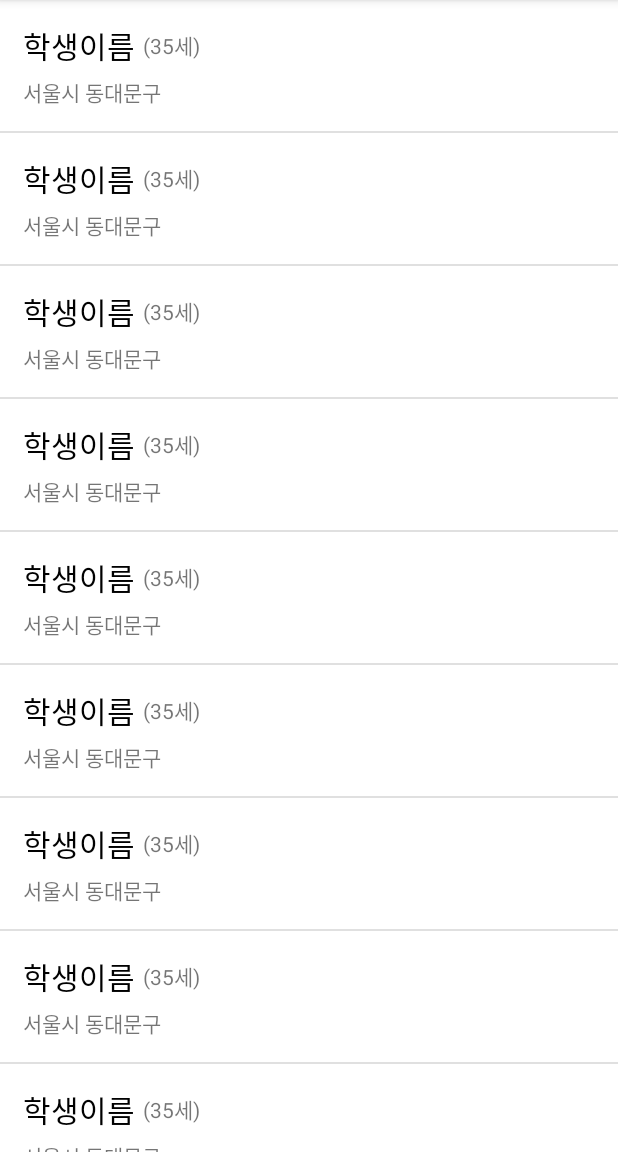
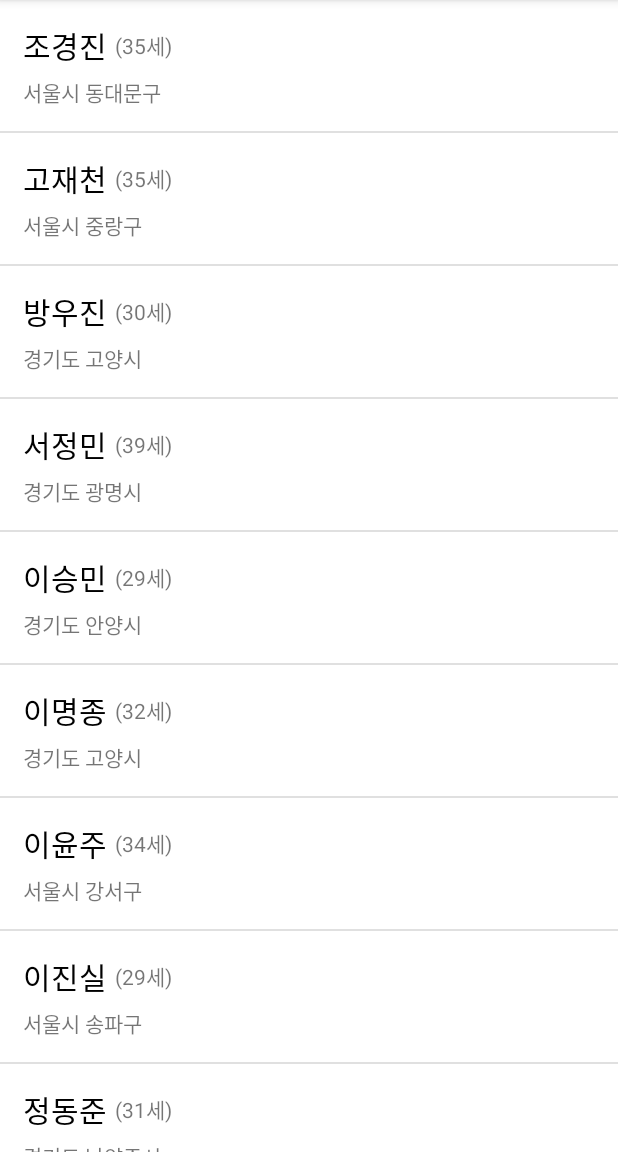
Before and after one commit to zcKO/ListView_20220216, an Android app: the screen it shows after launch (MainActivity), on a phone screen of 412 x 824 dp, the part 84-1236 px from its top. Run offline under Robolectric (Android 15) with nearby library versions, the phone set to English and light mode, and no system bars.

Commit message:
실제 데이터 반영  - 사용 할 데이터를 mList[position] 으로 가져오기  - 뿌려줄 UI 들을 row.findViewById 로 가져오기  - 상황에 따른 데이터를 표시하기

```diff
--- a/app/src/main/java/com/jc/listview_20220216/adapters/StudentAdapter.kt
+++ b/app/src/main/java/com/jc/listview_20220216/adapters/StudentAdapter.kt
@@ -5,6 +5,7 @@ import android.view.LayoutInflater
 import android.view.View
 import android.view.ViewGroup
 import android.widget.ArrayAdapter
+import android.widget.TextView
 import com.jc.listview_20220216.R
 import com.jc.listview_20220216.datas.StudentData
 
@@ -26,6 +27,18 @@ class StudentAdapter(
 
         val row = tempRow!!
 
+        val data = mList[position]
+
+        val txtStudentName = row.findViewById<TextView>(R.id.txtStudentName)
+        val txtAge = row.findViewById<TextView>(R.id.txtAge)
+        val txtAddress = row.findViewById<TextView>(R.id.txtAddress)
+
+        txtStudentName.text = data.name
+        txtAddress.text = data.address
+
+        val age = 2022 - data.birthYear + 1
+        txtAge.text = "(${age}세)"
+
         return row
 
     }
--- a/app/src/main/res/layout/student_list_item.xml
+++ b/app/src/main/res/layout/student_list_item.xml
@@ -12,6 +12,7 @@
         android:orientation="horizontal">
 
         <TextView
+            android:id="@+id/txtStudentName"
             android:layout_width="wrap_content"
             android:layout_height="wrap_content"
             android:text="학생이름"
@@ -19,6 +20,7 @@
             android:textSize="20sp"/>
 
         <TextView
+            android:id="@+id/txtAge"
             android:layout_width="wrap_content"
             android:layout_height="wrap_content"
             android:text="(35세)"
@@ -27,6 +29,7 @@
     </LinearLayout>
 
     <TextView
+        android:id="@+id/txtAddress"
         android:layout_width="wrap_content"
         android:layout_height="wrap_content"
         android:layout_marginTop="5dp"
```
